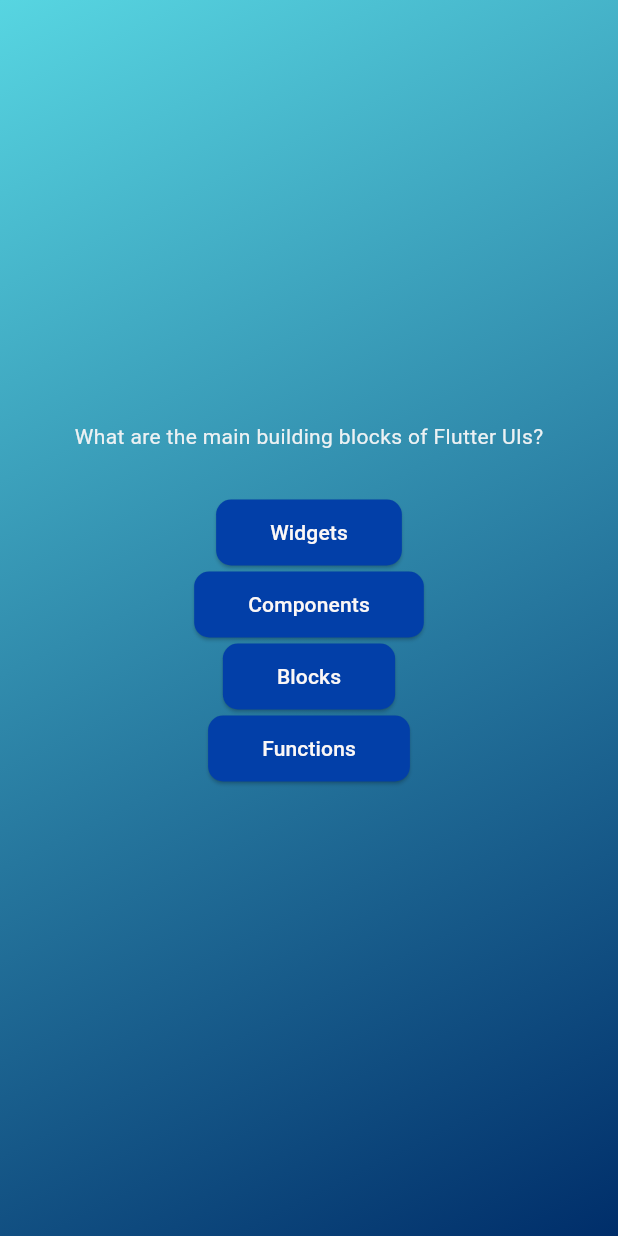
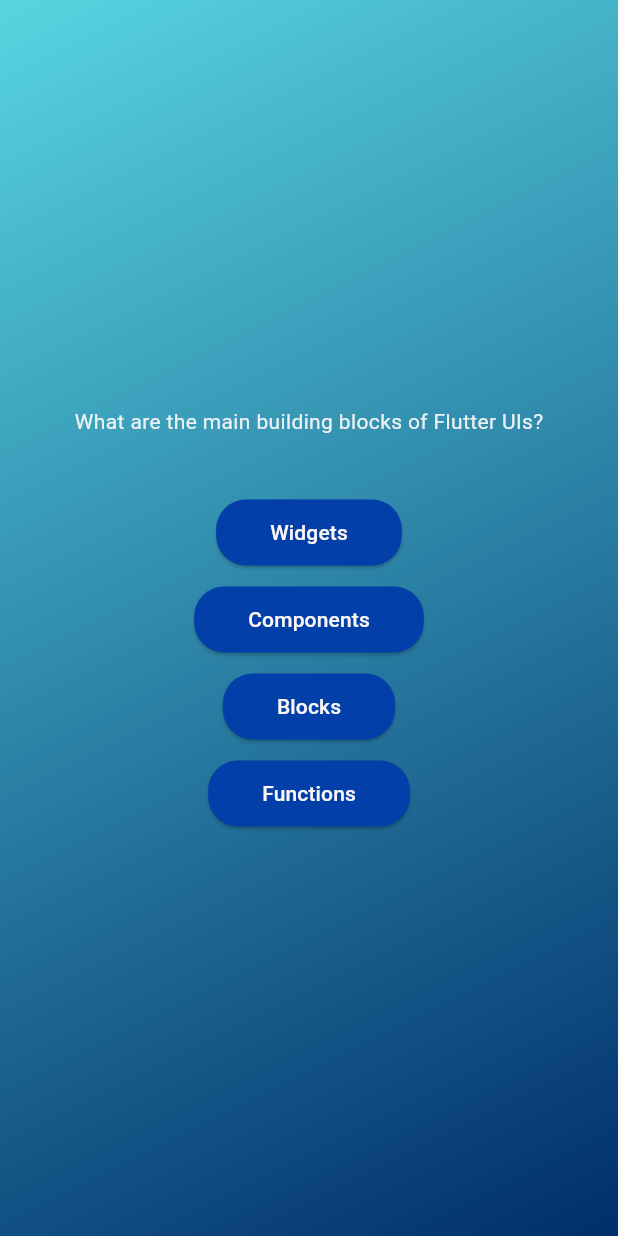
Before and after one commit to AaronPeterOcen/quiz_advanced_flutter, a Flutter app: the screen it shows after launch, after a tap on "Start quiz", on a phone screen of 412 x 824 dp. Run offline on Flutter 3.47's test engine with Material 3 defaults, Android fonts, the phone set to English and light mode, and no system bars.

Commit message:
using the spread operator to map the lists

```diff
--- a/lib/answer_button.dart
+++ b/lib/answer_button.dart
@@ -12,9 +12,10 @@ class AnswerButton extends StatelessWidget {
 
   @override
   Widget build(BuildContext context) {
-    return SizedBox(
-      // height: 30,
-      child: ElevatedButton(
+    return Column(
+      children: [
+        const SizedBox(height: 10),
+        ElevatedButton(
           onPressed: onEnter,
           style: ElevatedButton.styleFrom(
             // padding: EdgeInsets.all(10),
@@ -22,7 +23,7 @@ class AnswerButton extends StatelessWidget {
             backgroundColor: const Color.fromARGB(255, 2, 63, 168),
             foregroundColor: const Color.fromARGB(255, 251, 247, 246),
             shape: RoundedRectangleBorder(
-            borderRadius: BorderRadius.circular(10),
+              borderRadius: BorderRadius.circular(20),
             ),
           ),
           child: Padding(
@@ -30,6 +31,8 @@ class AnswerButton extends StatelessWidget {
             child: Text(answerText),
           ),
         ),
+      ],
     );
   }
 }
+      // height: 30,
--- a/lib/questions_screen.dart
+++ b/lib/questions_screen.dart
@@ -13,7 +13,7 @@ class _QuestionsScreenState extends State<QuestionsScreen> {
   @override
   Widget build(context) {
     final currentQuestion = questions[0];
-    final questionAnswer = questions[1];
+    // final questionAnswer = questions[1];
 
     return SizedBox(
       width: double.infinity,
@@ -25,23 +25,9 @@ class _QuestionsScreenState extends State<QuestionsScreen> {
             style: const TextStyle(color: Color.fromARGB(255, 236, 241, 243)),
           ),
           const SizedBox(height: 30),
-          AnswerButton(
-            answerText: currentQuestion.answers[0],
-            onEnter: () {},
-          ),
-          AnswerButton(
-            answerText: currentQuestion.answers[1],
-            onEnter: () {},
-          ),
-          AnswerButton(
-            answerText: currentQuestion.answers[2],
-            onEnter: () {},
-          ),
-          AnswerButton(
-            answerText: currentQuestion.answers[3],
-            onEnter: () {},
-          ),
-          const SizedBox(height: 20),
+          ...currentQuestion.answers.map((answer) {
+            return AnswerButton(answerText: answer, onEnter: () {});
+          })
         ],
       ),
     );
```
Lines whose indentation alone changed are shown as unchanged.
